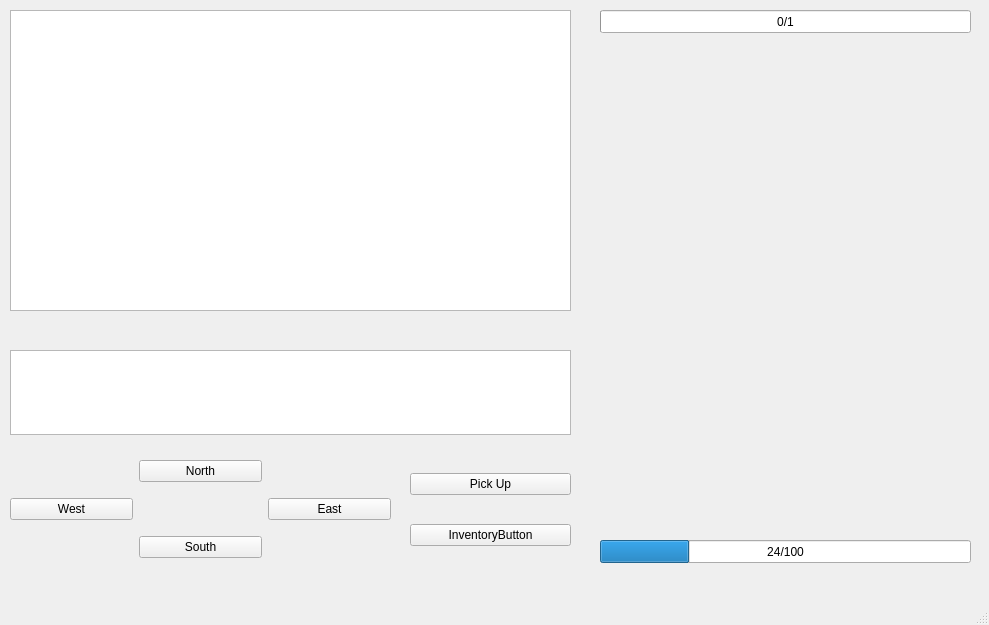
Before: the Qt Designer form mainwindow.ui in Ben0C/ZorkProject, drawn with Qt 5.
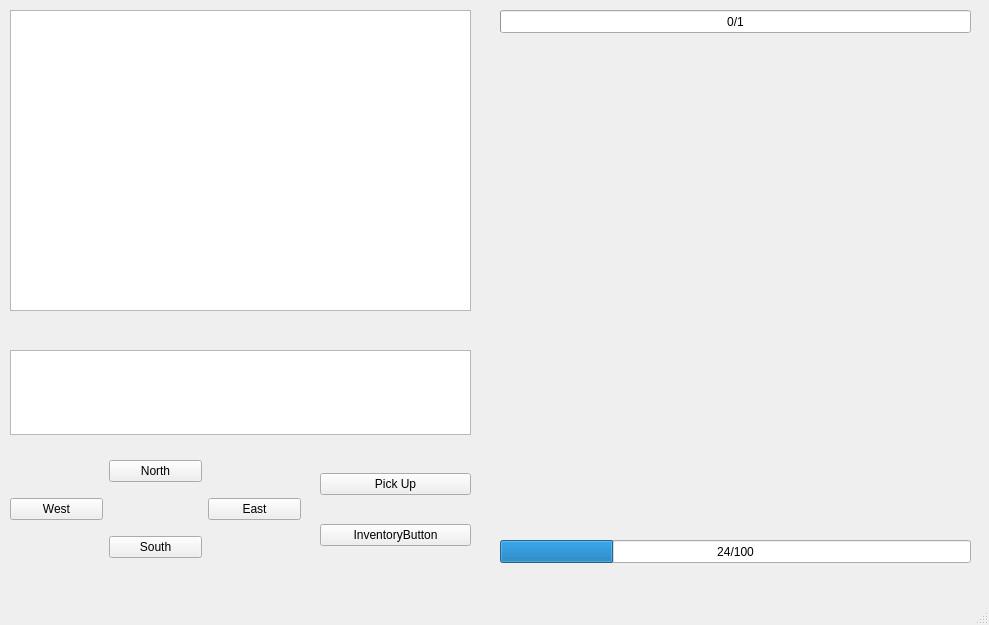
After: the same form once the commit is applied.

The edit to the form file:
```diff
--- a/mainwindow.ui
+++ b/mainwindow.ui
@@ -19,7 +19,7 @@
      <rect>
       <x>10</x>
       <y>10</y>
-      <width>561</width>
+      <width>461</width>
       <height>301</height>
      </rect>
     </property>
@@ -35,7 +35,7 @@
      <rect>
       <x>10</x>
       <y>450</y>
-      <width>381</width>
+      <width>291</width>
       <height>121</height>
      </rect>
     </property>
@@ -73,9 +73,9 @@
    <widget class="QLabel" name="label">
     <property name="geometry">
      <rect>
-      <x>600</x>
+      <x>500</x>
       <y>50</y>
-      <width>371</width>
+      <width>471</width>
       <height>471</height>
      </rect>
     </property>
@@ -86,9 +86,9 @@
    <widget class="QWidget" name="gridLayoutWidget_2">
     <property name="geometry">
      <rect>
-      <x>410</x>
+      <x>320</x>
       <y>450</y>
-      <width>161</width>
+      <width>151</width>
       <height>121</height>
      </rect>
     </property>
@@ -112,9 +112,9 @@
    <widget class="QProgressBar" name="enemyHealthBar">
     <property name="geometry">
      <rect>
-      <x>600</x>
+      <x>500</x>
       <y>10</y>
-      <width>371</width>
+      <width>471</width>
       <height>23</height>
      </rect>
     </property>
@@ -131,9 +131,9 @@
    <widget class="QProgressBar" name="playerHealthBar">
     <property name="geometry">
      <rect>
-      <x>600</x>
+      <x>500</x>
       <y>540</y>
-      <width>371</width>
+      <width>471</width>
       <height>23</height>
      </rect>
     </property>
@@ -149,7 +149,7 @@
      <rect>
       <x>10</x>
       <y>350</y>
-      <width>561</width>
+      <width>461</width>
       <height>85</height>
      </rect>
     </property>
```
Left out of the diff: 23 changed lines with no effect on the pictures.
